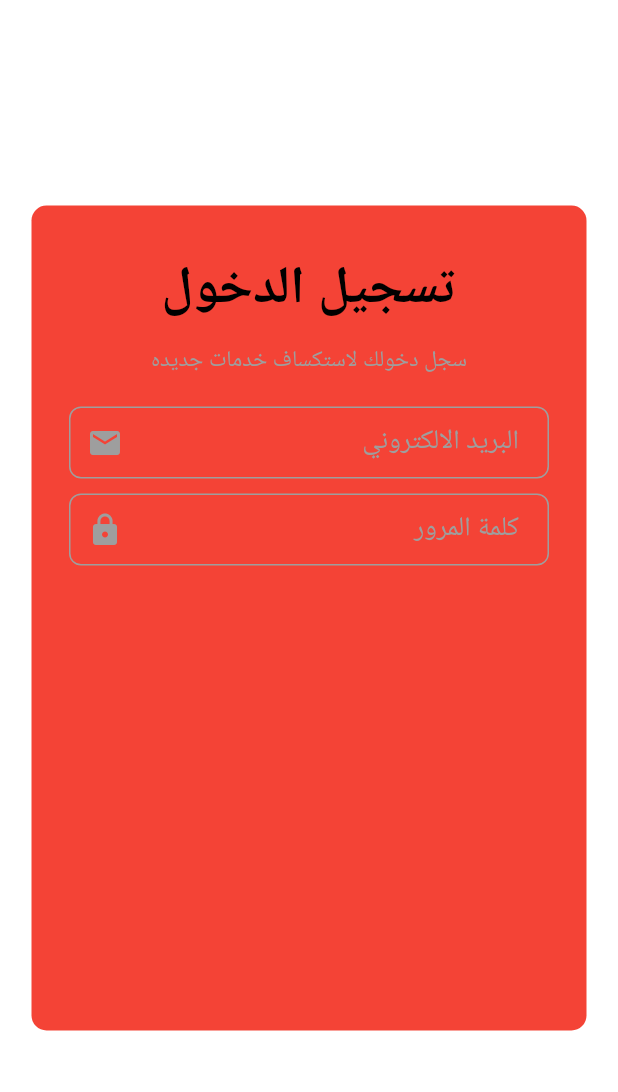
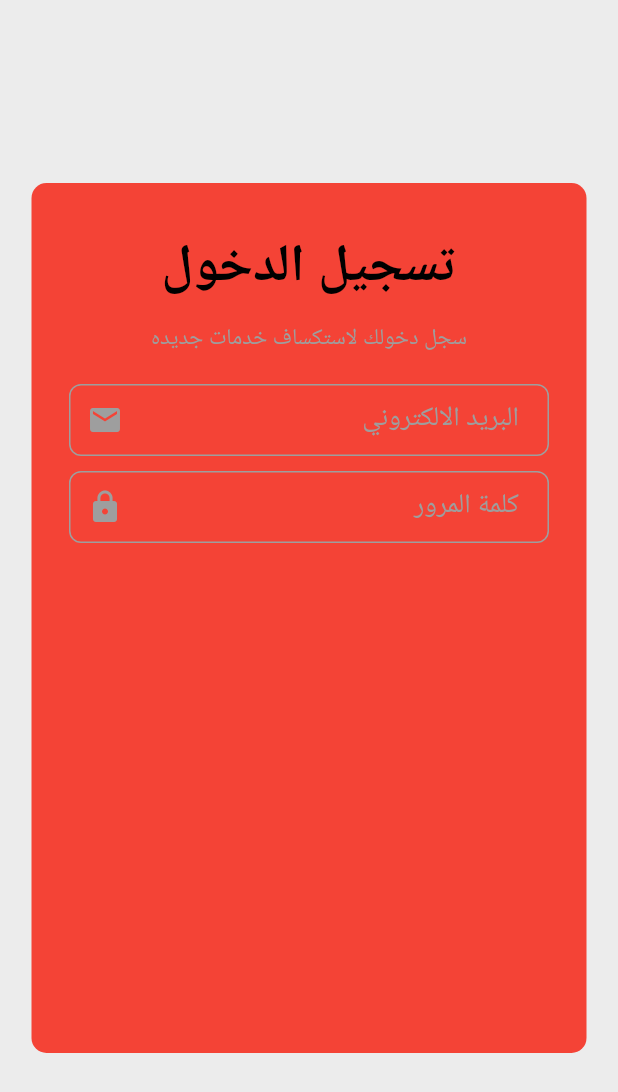
Before and after one commit to Shehab-Emad20/AL-Mahaba, a Flutter app: the screen it shows after launch, on a phone screen of 412 x 824 dp. Shown: the top 1092 px of the screen. Run offline on Flutter 3.47's test engine with Material 3 defaults, Android fonts, the phone set to English and light mode, and no system bars.

Commit message:
add backgroundColor

```diff
--- a/lib/almahaba_home.dart
+++ b/lib/almahaba_home.dart
@@ -1,3 +1,4 @@
+import 'package:almahaba/utils/constants.dart';
 import 'package:almahaba/widgets/login_form.dart';
 import 'package:flutter/material.dart';
 
@@ -7,11 +8,11 @@
   @override
   Widget build(BuildContext context) {
     return Scaffold(
+      backgroundColor: kScaffoldColor,
       body: SingleChildScrollView(
         child: Container(
           width: MediaQuery.of(context).size.width,
           height: MediaQuery.of(context).size.height,
-          color: Colors.white, // Background color for the whole page
           child: const Center(
             child: LoginForm(),
           ),
--- /dev/null
+++ b/lib/utils/constants.dart
@@ -0,0 +1,4 @@
+import 'package:flutter/material.dart';
+
+const kPrimaryColor = Colors.grey;
+const kScaffoldColor = Color(0xFFececec);
--- a/lib/widgets/header_text.dart
+++ b/lib/widgets/header_text.dart
@@ -2,16 +2,16 @@
 
 class HeaderText extends StatelessWidget {
   final String title;
-  final double fontSize;
-  final Color color;
-  final FontWeight fontWeight;
+  final double? fontSize;
+  final Color? color;
+  final FontWeight? fontWeight;
 
   const HeaderText({
     super.key,
     required this.title,
-    this.fontSize = 16,
-    this.color = Colors.black,
-    this.fontWeight = FontWeight.normal,
+    this.fontSize,
+    this.color,
+    this.fontWeight,
   });
 
   @override
--- a/lib/widgets/input_field.dart
+++ b/lib/widgets/input_field.dart
@@ -1,3 +1,4 @@
+import 'package:almahaba/utils/constants.dart';
 import 'package:flutter/material.dart';
 
 class InputField extends StatelessWidget {
@@ -20,11 +21,11 @@
         decoration: InputDecoration(
           hintText: hintText,
           hintStyle: const TextStyle(fontSize: 18, color: Colors.grey),
-          prefixIcon: Icon(icon, color: Colors.grey),
+          prefixIcon: Icon(icon, color: kPrimaryColor),
           contentPadding: const EdgeInsets.symmetric(horizontal: 16),
           enabledBorder: OutlineInputBorder(
             borderRadius: BorderRadius.circular(8),
-            borderSide: const BorderSide(color: Colors.grey, width: 1),
+            borderSide: const BorderSide(color: kPrimaryColor, width: 1),
           ),
           focusedBorder: OutlineInputBorder(
             borderRadius: BorderRadius.circular(15),
--- a/lib/widgets/login_form.dart
+++ b/lib/widgets/login_form.dart
@@ -1,3 +1,4 @@
+import 'package:almahaba/utils/constants.dart';
 import 'package:almahaba/widgets/header_text.dart';
 import 'package:almahaba/widgets/input_field.dart';
 import 'package:flutter/material.dart';
@@ -8,7 +9,7 @@
   @override
   Widget build(BuildContext context) {
     return Container(
-      height: 550,
+      height: 580,
       width: 370,
       decoration: BoxDecoration(
         color: Colors.red,
@@ -28,7 +29,7 @@
           HeaderText(
             title: 'سجل دخولك لاستكساف خدمات جديده',
             fontSize: 15,
-            color: Colors.grey,
+            color: kPrimaryColor,
           ),
           SizedBox(height: 20),
           InputField(
```
